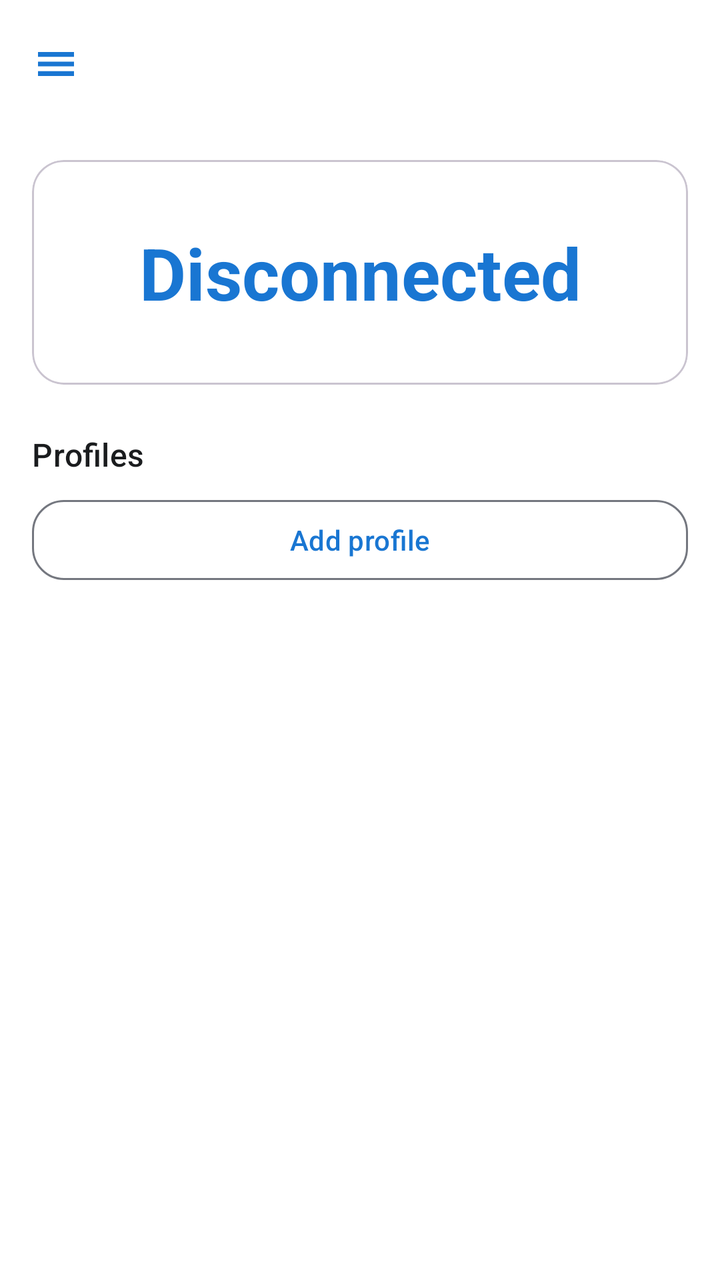
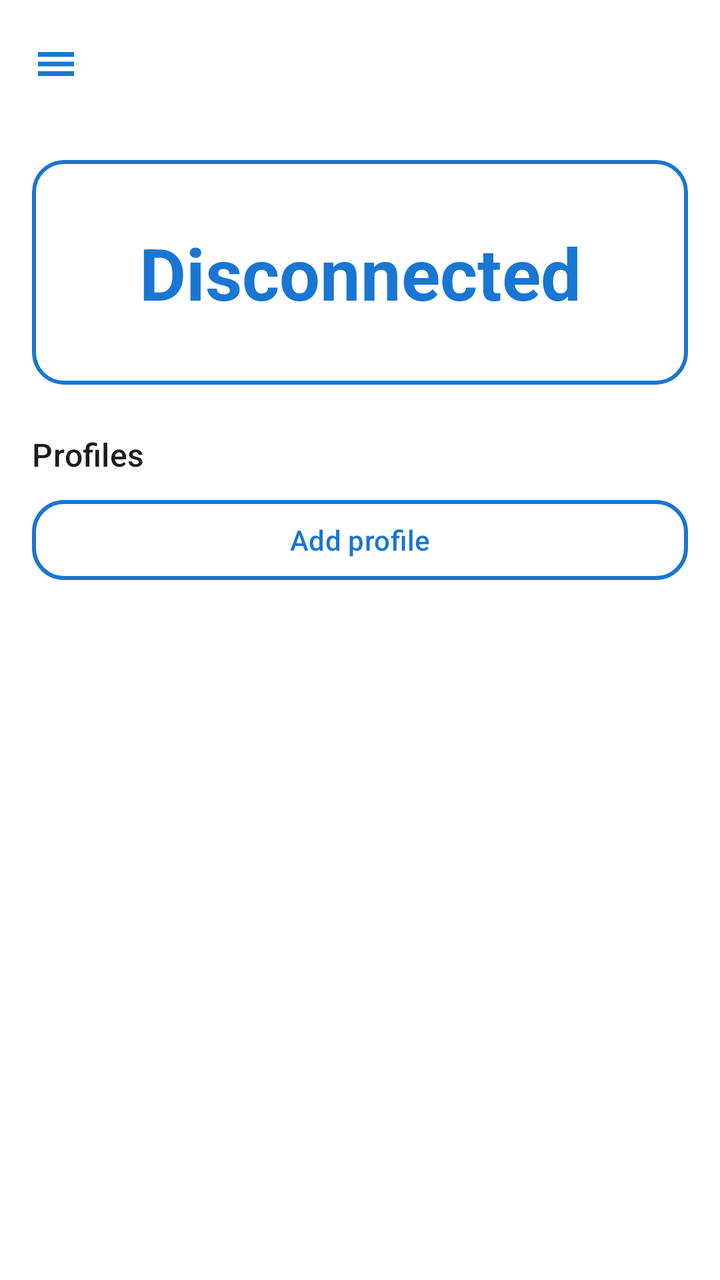

The first picture is an Android layout as it rendered before a commit; the second is the same layout after the commit. The layout source and the unified diff follow.
<!-- AndroidManifest.xml: application theme Theme.MrOpenVPNClient -->
<!-- res/layout/activity_main.xml -->
<?xml version="1.0" encoding="utf-8"?>
<androidx.drawerlayout.widget.DrawerLayout xmlns:android="http://schemas.android.com/apk/res/android"
    xmlns:app="http://schemas.android.com/apk/res-auto"
    android:id="@+id/drawerLayout"
    android:layout_width="match_parent"
    android:layout_height="match_parent">

    <LinearLayout
        android:layout_width="match_parent"
        android:layout_height="match_parent"
        android:orientation="vertical">

        <LinearLayout
            android:layout_width="match_parent"
            android:layout_height="wrap_content"
            android:gravity="center_vertical"
            android:orientation="horizontal"
            android:paddingTop="8dp">

            <ImageButton
                android:id="@+id/menuButton"
                android:layout_width="48dp"
                android:layout_height="48dp"
                android:layout_marginStart="4dp"
                android:background="?attr/selectableItemBackgroundBorderless"
                android:contentDescription="@string/menu_open"
                android:padding="12dp"
                android:src="@drawable/ic_menu_green" />
        </LinearLayout>

        <ScrollView
            android:layout_width="match_parent"
            android:layout_height="match_parent">

            <LinearLayout
                android:layout_width="match_parent"
                android:layout_height="wrap_content"
                android:orientation="vertical"
                android:padding="16dp">

                <com.google.android.material.card.MaterialCardView
                    android:id="@+id/statusCard"
                    android:layout_width="match_parent"
                    android:layout_height="wrap_content"
                    android:layout_marginTop="8dp"
                    app:cardCornerRadius="16dp">

                    <LinearLayout
                        android:layout_width="match_parent"
                        android:layout_height="wrap_content"
                        android:gravity="center"
                        android:orientation="vertical"
                        android:padding="32dp">

                        <TextView
                            android:id="@+id/statusLevelText"
                            android:layout_width="match_parent"
                            android:layout_height="wrap_content"
                            android:gravity="center"
                            android:text="@string/state_disconnected"
                            android:textAppearance="?attr/textAppearanceDisplaySmall"
                            android:textColor="?attr/colorPrimary"
                            android:textStyle="bold" />
                    </LinearLayout>
                </com.google.android.material.card.MaterialCardView>

                <com.google.android.material.button.MaterialButton
                    android:id="@+id/copyLogButton"
                    style="?attr/materialButtonOutlinedStyle"
                    android:layout_width="match_parent"
                    android:layout_height="wrap_content"
                    android:layout_marginTop="8dp"
                    android:text="@string/copy_log"
                    android:visibility="gone"
                    app:cornerRadius="16dp"
                    app:strokeWidth="1dp" />

                <TextView
                    android:id="@+id/profilesTitle"
                    android:layout_width="wrap_content"
                    android:layout_height="wrap_content"
                    android:layout_marginTop="24dp"
                    android:text="@string/profiles"
                    android:textAppearance="?attr/textAppearanceTitleMedium" />

                <com.google.android.material.button.MaterialButton
                    android:id="@+id/addProfileButton"
                    style="?attr/materialButtonOutlinedStyle"
                    android:layout_width="match_parent"
                    android:layout_height="wrap_content"
                    android:layout_marginTop="8dp"
                    android:text="@string/add_profile"
                    app:cornerRadius="16dp"
                    app:strokeWidth="1dp" />

                <androidx.recyclerview.widget.RecyclerView
                    android:id="@+id/profileList"
                    android:layout_width="match_parent"
                    android:layout_height="wrap_content"
                    android:layout_marginTop="8dp"
                    android:nestedScrollingEnabled="false" />
            </LinearLayout>
        </ScrollView>
    </LinearLayout>

    <LinearLayout
        android:layout_width="280dp"
        android:layout_height="match_parent"
        android:layout_gravity="start"
        android:background="?android:attr/colorBackground"
        android:orientation="vertical">

        <com.google.android.material.navigation.NavigationView
            android:id="@+id/navView"
            android:layout_width="match_parent"
            android:layout_height="wrap_content"
            android:background="?android:attr/colorBackground"
            android:fitsSystemWindows="true"
            app:itemIconTint="@color/nav_item_tint"
            app:itemTextColor="@color/nav_item_tint"
            app:menu="@menu/drawer_menu" />

        <View
            android:layout_width="match_parent"
            android:layout_height="1dp"
            android:layout_marginStart="16dp"
            android:layout_marginEnd="16dp"
            android:background="?attr/colorOutlineVariant" />

        <TextView
            android:id="@+id/languageSectionLabel"
            android:layout_width="match_parent"
            android:layout_height="wrap_content"
            android:paddingStart="16dp"
            android:paddingEnd="16dp"
            android:paddingTop="12dp"
            android:paddingBottom="4dp"
            android:text="@string/language_section"
            android:textAppearance="?attr/textAppearanceLabelLarge"
            android:textColor="?attr/colorOnSurface" />

        <LinearLayout
            android:id="@+id/languageEntry"
            android:layout_width="match_parent"
            android:layout_height="56dp"
            android:background="?attr/selectableItemBackground"
            android:gravity="center_vertical"
            android:orientation="horizontal"
            android:paddingStart="16dp"
            android:paddingEnd="16dp">

            <TextView
                android:id="@+id/languageEntryText"
                android:layout_width="wrap_content"
                android:layout_height="wrap_content"
                android:textAppearance="?attr/textAppearanceBodyLarge"
                android:textColor="?attr/colorOnSurface" />
        </LinearLayout>

        <View
            android:layout_width="match_parent"
            android:layout_height="0dp"
            android:layout_weight="1" />

        <View
            android:layout_width="match_parent"
            android:layout_height="1dp"
            android:layout_marginStart="16dp"
            android:layout_marginEnd="16dp"
            android:background="?attr/colorOutlineVariant" />

        <LinearLayout
            android:id="@+id/settingsEntry"
            android:layout_width="match_parent"
            android:layout_height="56dp"
            android:background="?attr/selectableItemBackground"
            android:gravity="center_vertical"
            android:orientation="horizontal"
            android:paddingStart="16dp"
            android:paddingEnd="16dp">

            <ImageView
                android:layout_width="24dp"
                android:layout_height="24dp"
                android:src="@drawable/ic_menu_settings"
                app:tint="?attr/colorOnSurface" />

            <TextView
                android:layout_width="wrap_content"
                android:layout_height="wrap_content"
                android:layout_marginStart="16dp"
                android:text="@string/menu_settings"
                android:textAppearance="?attr/textAppearanceBodyLarge"
                android:textColor="?attr/colorOnSurface" />
        </LinearLayout>

        <LinearLayout
            android:id="@+id/aboutEntry"
            android:layout_width="match_parent"
            android:layout_height="56dp"
            android:background="?attr/selectableItemBackground"
            android:gravity="center_vertical"
            android:orientation="horizontal"
            android:paddingStart="16dp"
            android:paddingEnd="16dp">

            <ImageView
                android:layout_width="24dp"
                android:layout_height="24dp"
                android:src="@drawable/ic_menu_about"
                app:tint="?attr/colorOnSurface" />

            <TextView
                android:layout_width="wrap_content"
                android:layout_height="wrap_content"
                android:layout_marginStart="16dp"
                android:text="@string/menu_about"
                android:textAppearance="?attr/textAppearanceBodyLarge"
                android:textColor="?attr/colorOnSurface" />
        </LinearLayout>
    </LinearLayout>
</androidx.drawerlayout.widget.DrawerLayout>
<!-- resources referenced by this layout -->
<resources>
  <!-- drawable ic_menu_about (drawable) -->
  <?xml version="1.0" encoding="utf-8"?>
  <vector xmlns:android="http://schemas.android.com/apk/res/android"
      android:width="24dp"
      android:height="24dp"
      android:viewportWidth="24"
      android:viewportHeight="24">
      <path
          android:fillColor="#FFFFFFFF"
          android:pathData="M12,2C6.48,2 2,6.48 2,12s4.48,10 10,10 10,-4.48 10,-10S17.52,2 12,2zM13,17h-2v-6h2v6zM13,9h-2L11,7h2v2z" />
  </vector>
  <!-- drawable ic_menu_green (drawable) -->
  <?xml version="1.0" encoding="utf-8"?>
  <vector xmlns:android="http://schemas.android.com/apk/res/android"
      android:width="24dp"
      android:height="24dp"
      android:viewportWidth="24"
      android:viewportHeight="24">
      <path
          android:fillColor="?attr/colorPrimary"
          android:pathData="M3,6h18v2.4H3z" />
      <path
          android:fillColor="?attr/colorPrimary"
          android:pathData="M3,10.8h18v2.4H3z" />
      <path
          android:fillColor="?attr/colorPrimary"
          android:pathData="M3,15.6h18v2.4H3z" />
  </vector>
  <!-- drawable ic_menu_settings (drawable) -->
  <?xml version="1.0" encoding="utf-8"?>
  <vector xmlns:android="http://schemas.android.com/apk/res/android"
      android:width="24dp"
      android:height="24dp"
      android:viewportWidth="24"
      android:viewportHeight="24">
      <path
          android:fillColor="#FFFFFFFF"
          android:pathData="M19.14,12.94c0.04,-0.3 0.06,-0.61 0.06,-0.94c0,-0.32 -0.02,-0.64 -0.07,-0.94l2.03,-1.58c0.18,-0.14 0.23,-0.41 0.12,-0.61l-1.92,-3.32c-0.12,-0.22 -0.37,-0.29 -0.59,-0.22l-2.39,0.96c-0.5,-0.38 -1.03,-0.7 -1.62,-0.94L14.4,2.81c-0.04,-0.24 -0.24,-0.41 -0.48,-0.41h-3.84c-0.24,0 -0.43,0.17 -0.47,0.41L9.25,5.35C8.66,5.59 8.12,5.92 7.63,6.29L5.24,5.33c-0.22,-0.08 -0.47,0 -0.59,0.22L2.74,8.87C2.62,9.08 2.66,9.34 2.86,9.48l2.03,1.58C4.84,11.36 4.8,11.69 4.8,12s0.02,0.64 0.07,0.94l-2.03,1.58c-0.18,0.14 -0.23,0.41 -0.12,0.61l1.92,3.32c0.12,0.22 0.37,0.29 0.59,0.22l2.39,-0.96c0.5,0.38 1.03,0.7 1.62,0.94l0.36,2.54c0.05,0.24 0.24,0.41 0.48,0.41h3.84c0.24,0 0.44,-0.17 0.47,-0.41l0.36,-2.54c0.59,-0.24 1.13,-0.56 1.62,-0.94l2.39,0.96c0.22,0.08 0.47,0 0.59,-0.22l1.92,-3.32c0.12,-0.22 0.07,-0.47 -0.12,-0.61L19.14,12.94zM12,15.6c-1.98,0 -3.6,-1.62 -3.6,-3.6s1.62,-3.6 3.6,-3.6s3.6,1.62 3.6,3.6S13.98,15.6 12,15.6z" />
  </vector>
  <string name="add_profile">Add profile</string>
  <string name="copy_log">Copy log</string>
  <string name="language_section">Language selection</string>
  <string name="menu_about">About</string>
  <string name="menu_open">Open menu</string>
  <string name="menu_settings">Settings</string>
  <string name="profiles">Profiles</string>
  <string name="state_disconnected">Disconnected</string>
  <color name="primary">#1976D2</color>
  <color name="onPrimary">#FFFFFF</color>
  <color name="primaryContainer">#D3E4FF</color>
  <color name="onPrimaryContainer">#001B3F</color>
  <color name="secondary">#56607C</color>
  <color name="onSecondary">#FFFFFF</color>
  <color name="background">#FFFFFF</color>
  <color name="surface">#FFFFFF</color>
  <color name="onSurface">#1A1C1E</color>
  <color name="onSurfaceVariant">#49454F</color>
  <color name="error">#BA1A1A</color>
  <color name="surfaceContainer">#F3F3F3</color>
  <color name="surfaceContainerHigh">#E7E7E7</color>
  <color name="outline">#74777F</color>
  <!-- unchanged entries left out for length: 1 -->
</resources>

<!-- the commit's change to res/layout/activity_main.xml (unified diff, before → after) -->
@@ -43,7 +43,9 @@
                     android:layout_width="match_parent"
                     android:layout_height="wrap_content"
                     android:layout_marginTop="8dp"
-                    app:cardCornerRadius="16dp">
+                    app:cardCornerRadius="16dp"
+                    app:strokeWidth="2dp"
+                    app:strokeColor="?attr/colorPrimary">
 
                     <LinearLayout
                         android:layout_width="match_parent"
@@ -73,7 +75,8 @@
                     android:text="@string/copy_log"
                     android:visibility="gone"
                     app:cornerRadius="16dp"
-                    app:strokeWidth="1dp" />
+                    app:strokeWidth="2dp"
+                    app:strokeColor="?attr/colorPrimary" />
 
                 <TextView
                     android:id="@+id/profilesTitle"
@@ -91,7 +94,8 @@
                     android:layout_marginTop="8dp"
                     android:text="@string/add_profile"
                     app:cornerRadius="16dp"
-                    app:strokeWidth="1dp" />
+                    app:strokeWidth="2dp"
+                    app:strokeColor="?attr/colorPrimary" />
 
                 <androidx.recyclerview.widget.RecyclerView
                     android:id="@+id/profileList"
@@ -122,10 +126,10 @@
 
         <View
             android:layout_width="match_parent"
-            android:layout_height="1dp"
+            android:layout_height="2dp"
             android:layout_marginStart="16dp"
             android:layout_marginEnd="16dp"
-            android:background="?attr/colorOutlineVariant" />
+            android:background="?attr/colorPrimary" />
 
         <TextView
             android:id="@+id/languageSectionLabel"
@@ -164,10 +168,10 @@
 
         <View
             android:layout_width="match_parent"
-            android:layout_height="1dp"
+            android:layout_height="2dp"
             android:layout_marginStart="16dp"
             android:layout_marginEnd="16dp"
-            android:background="?attr/colorOutlineVariant" />
+            android:background="?attr/colorPrimary" />
 
         <LinearLayout
             android:id="@+id/settingsEntry"
